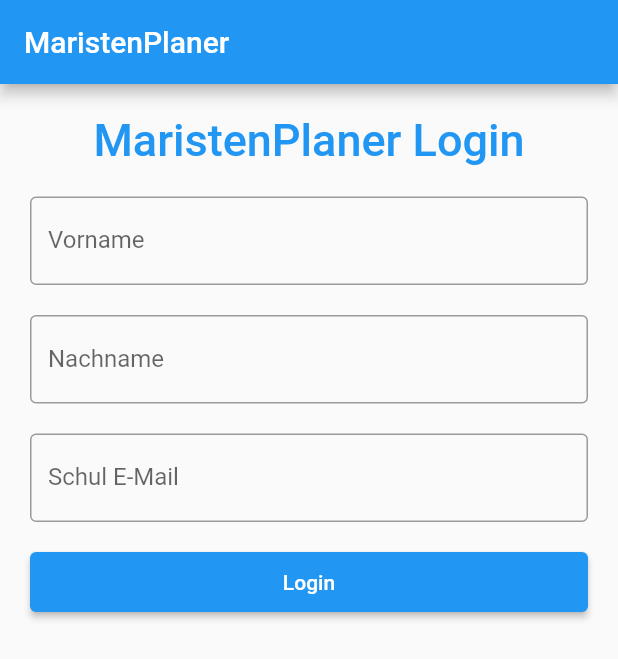
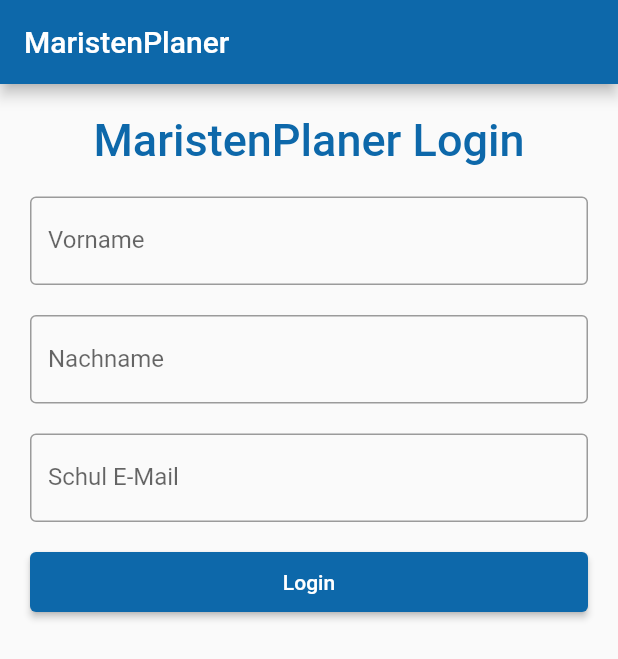
Before and after one commit to ChaosSchulInformatiker/Software-Projekt, a Flutter app: the screen it shows after launch, on a phone screen of 412 x 824 dp. Shown: the top 659 px of the screen. Run offline on Flutter 3.47's test engine with Material 2 defaults, Android fonts, the light colour scheme and no system bars.

Commit message:
Changed color theme mostly to maristenBlue

```diff
--- a/App/maristen_planer/lib/auth/authentification.dart
+++ b/App/maristen_planer/lib/auth/authentification.dart
@@ -1,5 +1,6 @@
 import 'package:maristen_planer/auth/verification.dart';
 import 'package:maristen_planer/requests.dart';
+import 'package:maristen_planer/constants.dart';
 
 import 'package:flutter/material.dart';
 import '../main.dart';
@@ -33,6 +34,7 @@ class _AuthentificationScreenState extends State<AuthentificationScreen> {
         Container(
           padding: EdgeInsets.fromLTRB(10, 15, 10, 10),
           child: TextField(
+            style: TextStyle(color: maristenBlue),
             autofocus: true,
             keyboardType: TextInputType.number,
             textAlign: TextAlign.center,
@@ -54,6 +56,7 @@ class _AuthentificationScreenState extends State<AuthentificationScreen> {
             height: 50,
             padding: EdgeInsets.fromLTRB(10, 10, 10, 0),
             child: ElevatedButton(
+              style: ButtonStyle(backgroundColor: MaterialStateProperty.all<Color>(maristenBlue)),
               child: Text('Verifizieren'),
               onPressed: () {
                 Navigator.of(context).push(MaterialPageRoute(
--- a/App/maristen_planer/lib/auth/login.dart
+++ b/App/maristen_planer/lib/auth/login.dart
@@ -1,5 +1,6 @@
 import 'package:flutter/material.dart';
 import 'package:maristen_planer/auth/authentification.dart';
+import 'package:maristen_planer/constants.dart';
 import 'package:maristen_planer/requests.dart';
 
 class LoginScreen extends StatefulWidget {
@@ -18,6 +19,7 @@ class _LoginScreenState  extends State<LoginScreen> {
     return Scaffold(
       appBar: AppBar(
         title: Text('MaristenPlaner'),
+        backgroundColor: maristenBlue,
       ),
       body: Padding(
         padding: EdgeInsets.all(10),
@@ -29,7 +31,7 @@ class _LoginScreenState  extends State<LoginScreen> {
               child: Text(
                 'MaristenPlaner Login',
                 style: TextStyle(
-                  color: Colors.blue,
+                  color: maristenBlue,
                   fontWeight: FontWeight.w500,
                   fontSize: 30
                 ),
@@ -38,6 +40,7 @@ class _LoginScreenState  extends State<LoginScreen> {
             Container(
               padding: EdgeInsets.all(10),
               child: TextField(
+                style: TextStyle(color: maristenBlue),
                 controller: fNameController,
                 decoration: InputDecoration(
                   border: OutlineInputBorder(),
@@ -57,6 +60,7 @@ class _LoginScreenState  extends State<LoginScreen> {
             Container(
               padding: EdgeInsets.all(10),
               child: TextField(
+                style: TextStyle(color: maristenBlue),
                 controller: lNameController,
                 decoration: InputDecoration(
                   border: OutlineInputBorder(),
@@ -76,6 +80,7 @@ class _LoginScreenState  extends State<LoginScreen> {
             Container(
               padding: EdgeInsets.all(10),
               child: TextField(
+                style: TextStyle(color: maristenBlue),
                 controller: eMailController,
                 decoration: InputDecoration(
                   border: OutlineInputBorder(),
@@ -90,6 +95,7 @@ class _LoginScreenState  extends State<LoginScreen> {
               height: 50,
               padding: EdgeInsets.fromLTRB(10, 10, 10, 0),
               child: ElevatedButton(
+                style: ButtonStyle(backgroundColor: MaterialStateProperty.all<Color>(maristenBlue)),
                 child: Text('Login'),
                 onPressed: () {
                   print(fNameController.text);
--- a/App/maristen_planer/lib/main.dart
+++ b/App/maristen_planer/lib/main.dart
@@ -7,6 +7,9 @@ import 'package:maristen_planer/widgets/sidebar.dart';
 
 void main() {
   runApp(MaterialApp(
+    theme:ThemeData(
+      primaryColor: maristenBlue,
+    ),
     home: LoginScreen(),
   ));
 }
@@ -92,7 +95,7 @@ class _MyAppState extends State<MyApp> {
               ),
             ],
             currentIndex: _selectedIndex,
-            selectedItemColor: Colors.blue,
+            selectedItemColor: maristenBlue,
             onTap: _onItemTapped,
           ),
         ),
```
Also changed, not shown: App/maristen_planer/lib/auth/verification.dart (+26 -5 lines).
